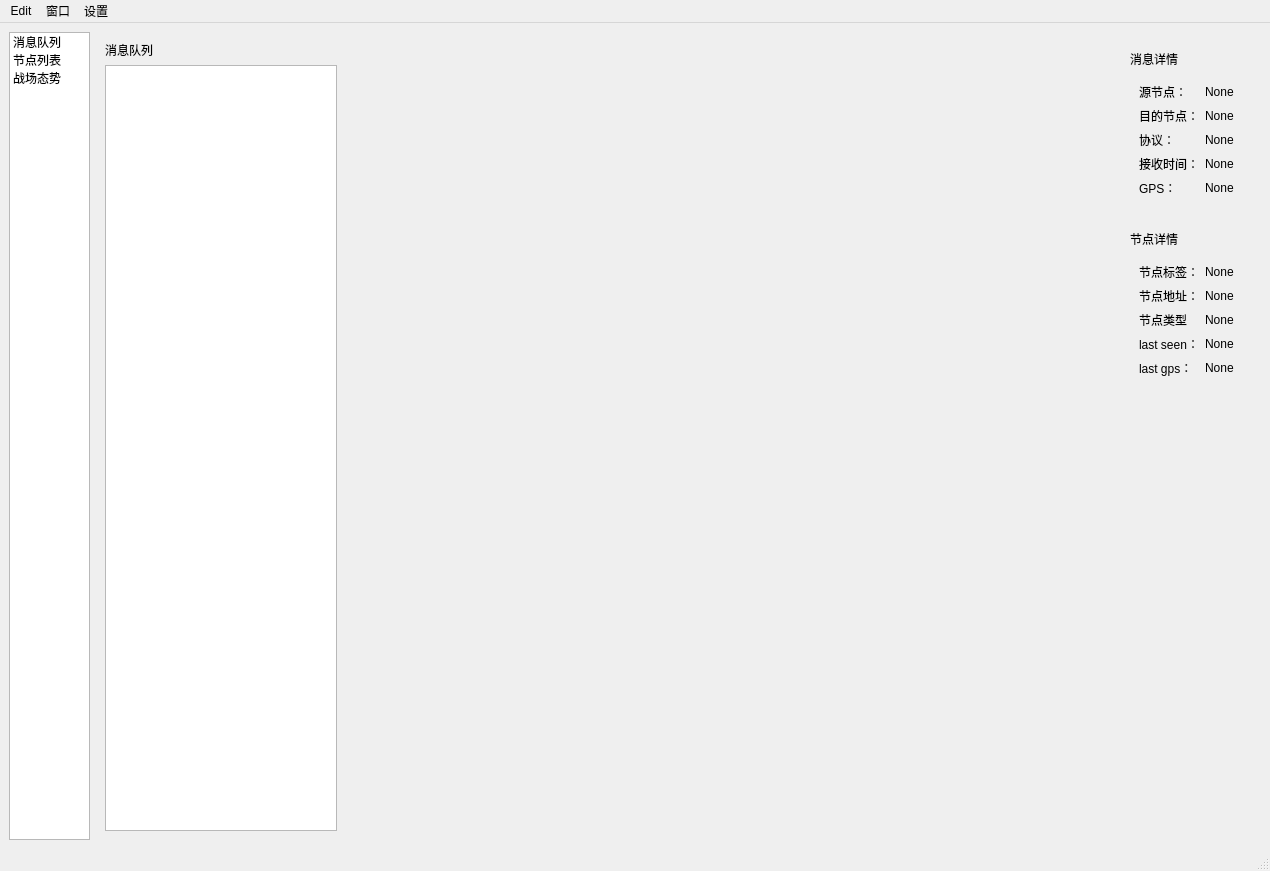
First picture: the form in ui/mainWindow.ui, repository mioyzhang/UI, before the edit.
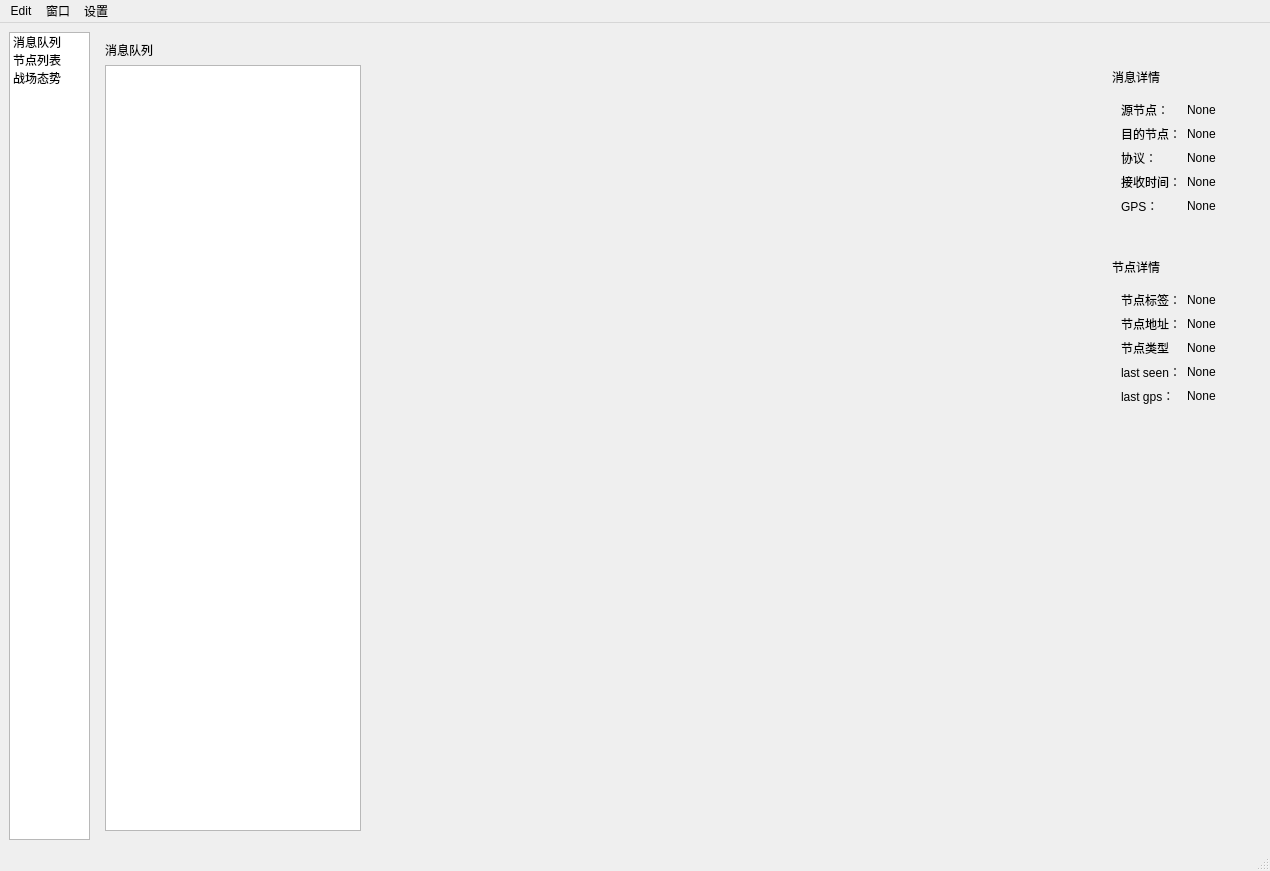
Second picture: the form after the edit. The open tabs and pages were chosen to show the change. Icons and pictures are not drawn. Custom widgets are drawn as their Qt base class.

```diff
--- a/ui/mainWindow.ui
+++ b/ui/mainWindow.ui
@@ -49,18 +49,31 @@
        <number>0</number>
       </property>
       <widget class="QWidget" name="page">
-       <layout class="QHBoxLayout" name="horizontalLayout_5" stretch="3,10,0">
+       <layout class="QHBoxLayout" name="horizontalLayout_5">
         <item>
-         <layout class="QVBoxLayout" name="verticalLayout_8">
+         <layout class="QVBoxLayout" name="verticalLayout_5">
           <item>
            <widget class="QLabel" name="label_26">
+            <property name="sizePolicy">
+             <sizepolicy hsizetype="Maximum" vsizetype="Preferred">
+              <horstretch>0</horstretch>
+              <verstretch>0</verstretch>
+             </sizepolicy>
+            </property>
             <property name="text">
              <string>消息队列</string>
             </property>
            </widget>
           </item>
           <item>
-           <widget class="QListWidget" name="listWidget_messages"/>
+           <widget class="QListWidget" name="listWidget_messages">
+            <property name="sizePolicy">
+             <sizepolicy hsizetype="Maximum" vsizetype="Expanding">
+              <horstretch>0</horstretch>
+              <verstretch>0</verstretch>
+             </sizepolicy>
+            </property>
+           </widget>
           </item>
          </layout>
         </item>
@@ -70,10 +83,229 @@
            <number>0</number>
           </property>
           <widget class="QWidget" name="page_message_view">
-           <layout class="QVBoxLayout" name="verticalLayout_5">
+           <layout class="QHBoxLayout" name="horizontalLayout_4">
             <item>
              <widget class="MessageViewWidget" name="viewWidget" native="true"/>
             </item>
+            <item>
+             <widget class="QWidget" name="widget_7" native="true">
+              <property name="sizePolicy">
+               <sizepolicy hsizetype="Maximum" vsizetype="Preferred">
+                <horstretch>0</horstretch>
+                <verstretch>0</verstretch>
+               </sizepolicy>
+              </property>
+              <layout class="QVBoxLayout" name="verticalLayout_4">
+               <item>
+                <widget class="QWidget" name="widget" native="true">
+                 <layout class="QVBoxLayout" name="verticalLayout_3">
+                  <item>
+                   <widget class="QLabel" name="label_7">
+                    <property name="text">
+                     <string>消息详情</string>
+                    </property>
+                   </widget>
+                  </item>
+                  <item>
+                   <widget class="QWidget" name="widget_2" native="true">
+                    <layout class="QGridLayout" name="gridLayout">
+                     <item row="2" column="0">
+                      <widget class="QLabel" name="label_9">
+                       <property name="text">
+                        <string>协议：</string>
+                       </property>
+                      </widget>
+                     </item>
+                     <item row="0" column="1">
+                      <widget class="QLabel" name="label_src">
+                       <property name="text">
+                        <string>None</string>
+                       </property>
+                      </widget>
+                     </item>
+                     <item row="4" column="0">
+                      <widget class="QLabel" name="label_13">
+                       <property name="text">
+                        <string>GPS：</string>
+                       </property>
+                      </widget>
+                     </item>
+                     <item row="1" column="1">
+                      <widget class="QLabel" name="label_dst">
+                       <property name="text">
+                        <string>None</string>
+                       </property>
+                      </widget>
+                     </item>
+                     <item row="3" column="1">
+                      <widget class="QLabel" name="label_recv_time">
+                       <property name="text">
+                        <string>None</string>
+                       </property>
+                      </widget>
+                     </item>
+                     <item row="3" column="0">
+                      <widget class="QLabel" name="label_10">
+                       <property name="text">
+                        <string>接收时间：</string>
+                       </property>
+                      </widget>
+                     </item>
+                     <item row="4" column="1">
+                      <widget class="QLabel" name="label_gps">
+                       <property name="text">
+                        <string>None</string>
+                       </property>
+                      </widget>
+                     </item>
+                     <item row="2" column="1">
+                      <widget class="QLabel" name="label_protocol">
+                       <property name="text">
+                        <string>None</string>
+                       </property>
+                      </widget>
+                     </item>
+                     <item row="0" column="0">
+                      <widget class="QLabel" name="label_3">
+                       <property name="text">
+                        <string>源节点：</string>
+                       </property>
+                      </widget>
+                     </item>
+                     <item row="1" column="0">
+                      <widget class="QLabel" name="label_5">
+                       <property name="text">
+                        <string>目的节点：</string>
+                       </property>
+                      </widget>
+                     </item>
+                    </layout>
+                   </widget>
+                  </item>
+                 </layout>
+                </widget>
+               </item>
+               <item>
+                <spacer name="verticalSpacer">
+                 <property name="orientation">
+                  <enum>Qt::Vertical</enum>
+                 </property>
+                 <property name="sizeType">
+                  <enum>QSizePolicy::Preferred</enum>
+                 </property>
+                 <property name="sizeHint" stdset="0">
+                  <size>
+                   <width>20</width>
+                   <height>40</height>
+                  </size>
+                 </property>
+                </spacer>
+               </item>
+               <item>
+                <widget class="QWidget" name="widget_4" native="true">
+                 <layout class="QVBoxLayout" name="verticalLayout_2">
+                  <item>
+                   <widget class="QLabel" name="label_8">
+                    <property name="text">
+                     <string>节点详情</string>
+                    </property>
+                   </widget>
+                  </item>
+                  <item>
+                   <widget class="QWidget" name="widget_3" native="true">
+                    <layout class="QGridLayout" name="gridLayout_2">
+                     <item row="4" column="1">
+                      <widget class="QLabel" name="label_last_gps">
+                       <property name="text">
+                        <string>None</string>
+                       </property>
+                      </widget>
+                     </item>
+                     <item row="0" column="0">
+                      <widget class="QLabel" name="label_15">
+                       <property name="text">
+                        <string>节点标签：</string>
+                       </property>
+                      </widget>
+                     </item>
+                     <item row="1" column="1">
+                      <widget class="QLabel" name="label_address">
+                       <property name="text">
+                        <string>None</string>
+                       </property>
+                      </widget>
+                     </item>
+                     <item row="2" column="1">
+                      <widget class="QLabel" name="label_node_type">
+                       <property name="text">
+                        <string>None</string>
+                       </property>
+                      </widget>
+                     </item>
+                     <item row="3" column="0">
+                      <widget class="QLabel" name="label_21">
+                       <property name="text">
+                        <string>last seen：</string>
+                       </property>
+                      </widget>
+                     </item>
+                     <item row="4" column="0">
+                      <widget class="QLabel" name="label_23">
+                       <property name="text">
+                        <string>last gps：</string>
+                       </property>
+                      </widget>
+                     </item>
+                     <item row="3" column="1">
+                      <widget class="QLabel" name="label_last_seen">
+                       <property name="text">
+                        <string>None</string>
+                       </property>
+                      </widget>
+                     </item>
+                     <item row="1" column="0">
+                      <widget class="QLabel" name="label_17">
+                       <property name="text">
+                        <string>节点地址：</string>
+                       </property>
+                      </widget>
+                     </item>
+                     <item row="0" column="1">
+                      <widget class="QLabel" name="label_label">
+                       <property name="text">
+                        <string>None</string>
+                       </property>
+                      </widget>
+                     </item>
+                     <item row="2" column="0">
+                      <widget class="QLabel" name="label_19">
+                       <property name="text">
+                        <string>节点类型</string>
+                       </property>
+                      </widget>
+                     </item>
+                    </layout>
+                   </widget>
+                  </item>
+                 </layout>
+                </widget>
+               </item>
+               <item>
+                <spacer name="verticalSpacer_5">
+                 <property name="orientation">
+                  <enum>Qt::Vertical</enum>
+                 </property>
+                 <property name="sizeHint" stdset="0">
+                  <size>
+                   <width>20</width>
+                   <height>420</height>
+                  </size>
+                 </property>
+                </spacer>
+               </item>
+              </layout>
+             </widget>
+            </item>
            </layout>
           </widget>
           <widget class="QWidget" name="page_message_edit">
@@ -267,201 +499,6 @@
           </widget>
          </widget>
         </item>
-        <item>
-         <layout class="QVBoxLayout" name="verticalLayout_4">
-          <item>
-           <widget class="QWidget" name="widget" native="true">
-            <layout class="QVBoxLayout" name="verticalLayout_3">
-             <item>
-              <widget class="QLabel" name="label_7">
-               <property name="text">
-                <string>消息详情</string>
-               </property>
-              </widget>
-             </item>
-             <item>
-              <widget class="QWidget" name="widget_2" native="true">
-               <layout class="QGridLayout" name="gridLayout">
-                <item row="2" column="0">
-                 <widget class="QLabel" name="label_9">
-                  <property name="text">
-                   <string>协议：</string>
-                  </property>
-                 </widget>
-                </item>
-                <item row="0" column="1">
-                 <widget class="QLabel" name="label_src">
-                  <property name="text">
-                   <string>None</string>
-                  </property>
-                 </widget>
-                </item>
-                <item row="4" column="0">
-                 <widget class="QLabel" name="label_13">
-                  <property name="text">
-                   <string>GPS：</string>
-                  </property>
-                 </widget>
-                </item>
-                <item row="1" column="1">
-                 <widget class="QLabel" name="label_dst">
-                  <property name="text">
-                   <string>None</string>
-                  </property>
-                 </widget>
-                </item>
-                <item row="3" column="1">
-                 <widget class="QLabel" name="label_recv_time">
-                  <property name="text">
-                   <string>None</string>
-                  </property>
-                 </widget>
-                </item>
-                <item row="3" column="0">
-                 <widget class="QLabel" name="label_10">
-                  <property name="text">
-                   <string>接收时间：</string>
-                  </property>
-                 </widget>
-                </item>
-                <item row="4" column="1">
-                 <widget class="QLabel" name="label_gps">
-                  <property name="text">
-                   <string>None</string>
-                  </property>
-                 </widget>
-                </item>
-                <item row="2" column="1">
-                 <widget class="QLabel" name="label_protocol">
-                  <property name="text">
-                   <string>None</string>
-                  </property>
-                 </widget>
-                </item>
-                <item row="0" column="0">
-                 <widget class="QLabel" name="label_3">
-                  <property name="text">
-                   <string>源节点：</string>
-                  </property>
-                 </widget>
-                </item>
-                <item row="1" column="0">
-                 <widget class="QLabel" name="label_5">
-                  <property name="text">
-                   <string>目的节点：</string>
-                  </property>
-                 </widget>
-                </item>
-               </layout>
-              </widget>
-             </item>
-            </layout>
-           </widget>
-          </item>
-          <item>
-           <widget class="QWidget" name="widget_4" native="true">
-            <layout class="QVBoxLayout" name="verticalLayout_2">
-             <item>
-              <widget class="QLabel" name="label_8">
-               <property name="text">
-                <string>节点详情</string>
-               </property>
-              </widget>
-             </item>
-             <item>
-              <widget class="QWidget" name="widget_3" native="true">
-               <layout class="QGridLayout" name="gridLayout_2">
-                <item row="0" column="0">
-                 <widget class="QLabel" name="label_15">
-                  <property name="text">
-                   <string>节点标签：</string>
-                  </property>
-                 </widget>
-                </item>
-                <item row="0" column="1">
-                 <widget class="QLabel" name="label_label">
-                  <property name="text">
-                   <string>None</string>
-                  </property>
-                 </widget>
-                </item>
-                <item row="1" column="0">
-                 <widget class="QLabel" name="label_17">
-                  <property name="text">
-                   <string>节点地址：</string>
-                  </property>
-                 </widget>
-                </item>
-                <item row="1" column="1">
-                 <widget class="QLabel" name="label_address">
-                  <property name="text">
-                   <string>None</string>
-                  </property>
-                 </widget>
-                </item>
-                <item row="2" column="0">
-                 <widget class="QLabel" name="label_19">
-                  <property name="text">
-                   <string>节点类型</string>
-                  </property>
-                 </widget>
-                </item>
-                <item row="2" column="1">
-                 <widget class="QLabel" name="label_node_type">
-                  <property name="text">
-                   <string>None</string>
-                  </property>
-                 </widget>
-                </item>
-                <item row="3" column="0">
-                 <widget class="QLabel" name="label_21">
-                  <property name="text">
-                   <string>last seen：</string>
-                  </property>
-                 </widget>
-                </item>
-                <item row="3" column="1">
-                 <widget class="QLabel" name="label_last_seen">
-                  <property name="text">
-                   <string>None</string>
-                  </property>
-                 </widget>
-                </item>
-                <item row="4" column="0">
-                 <widget class="QLabel" name="label_23">
-                  <property name="text">
-                   <string>last gps：</string>
-                  </property>
-                 </widget>
-                </item>
-                <item row="4" column="1">
-                 <widget class="QLabel" name="label_last_gps">
-                  <property name="text">
-                   <string>None</string>
-                  </property>
-                 </widget>
-                </item>
-               </layout>
-              </widget>
-             </item>
-            </layout>
-           </widget>
-          </item>
-          <item>
-           <spacer name="verticalSpacer">
-            <property name="orientation">
-             <enum>Qt::Vertical</enum>
-            </property>
-            <property name="sizeHint" stdset="0">
-             <size>
-              <width>20</width>
-              <height>40</height>
-             </size>
-            </property>
-           </spacer>
-          </item>
-         </layout>
-        </item>
        </layout>
       </widget>
       <widget class="QWidget" name="page_2">
```
Left out of the diff: 34 changed lines with no effect on the pictures.
